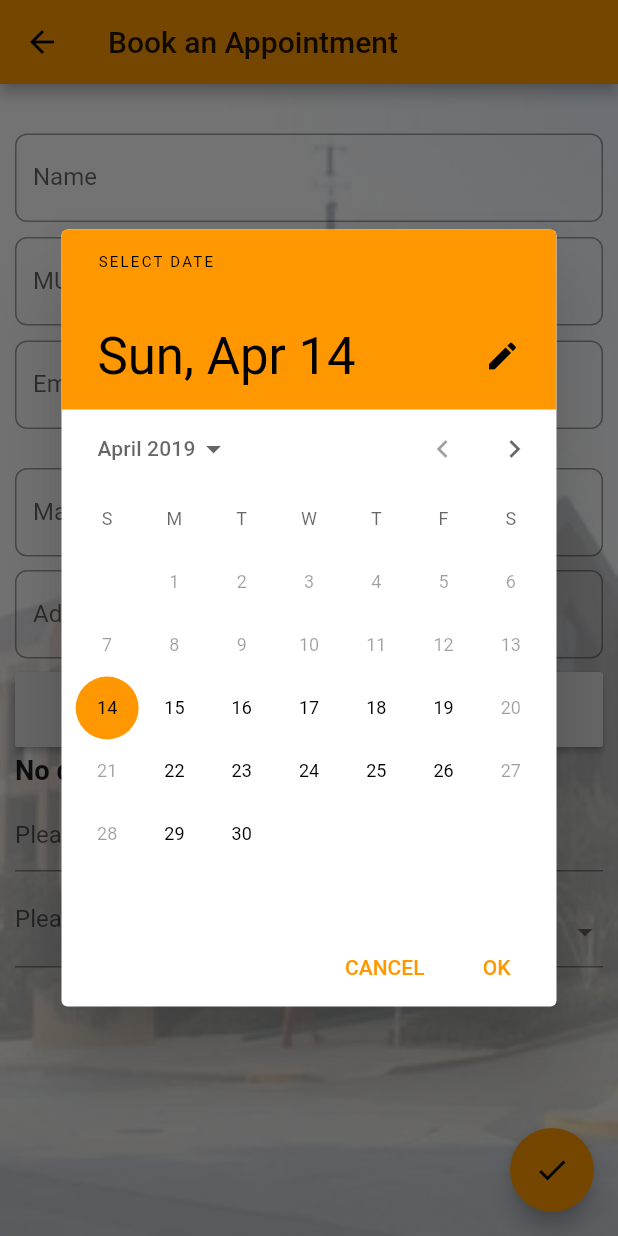
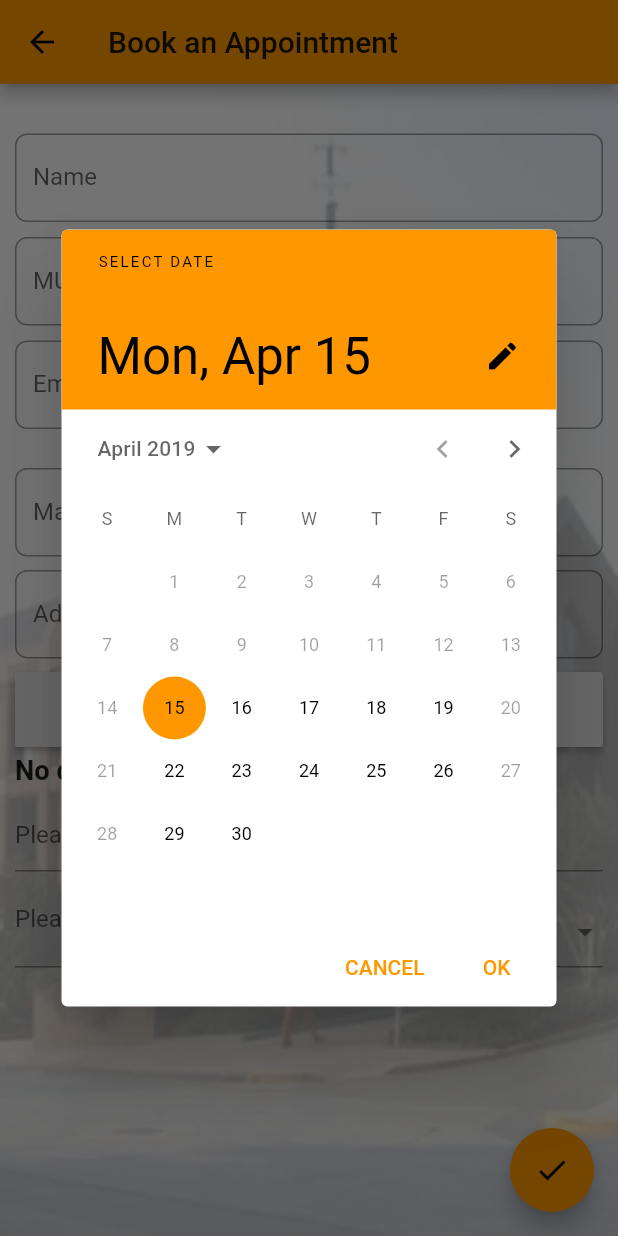
Before and after one commit to waraidev/mercer_library_app, a Flutter app: the MainForm screen opened directly, after a tap on "Select a date/time...", on a phone screen of 412 x 824 dp. Run offline on Flutter 3.47's test engine with Material 2 defaults, Android fonts, the phone set to English and light mode, and no system bars; our stand-ins replace cloud_firestore, flutter_secure_storage, sprintf; accounts and stored records are empty.

Commit message:
TimePicker lists times 9-5
TimePicker now lists times from 9-5 and removes any times already scheduled, but it removes times regardless of day.

```diff
--- a/mu_library_app/mu_library_app/lib/book_appt_form.dart
+++ b/mu_library_app/mu_library_app/lib/book_appt_form.dart
@@ -226,7 +226,7 @@ class _MainFormState extends State<MainForm>{
 
                   SizedBox(height: _pad - 1,),
 
-                  _timePicker(context),
+                  _timePicker2(context),
 
                   DropdownButtonHideUnderline(
                     child: InputDecorator(
@@ -288,10 +288,12 @@ class _MainFormState extends State<MainForm>{
 
   void _selectDateTime(BuildContext context) async {
     DateTime today = DateTime.now();
+    bool wDay = today.weekday == 6 || today.weekday == 7 ? false : true;
+
     final DateTime datePicked = await showDatePicker(
       context: context,
-      initialDate: today,
       firstDate: today,
+      initialDate: wDay ? today : today.add(new Duration(days: 8-today.weekday)),
       lastDate: DateTime(2101),
       selectableDayPredicate: (DateTime val) =>
       val.weekday == 6 || val.weekday == 7 ? false : true,
@@ -363,11 +365,85 @@ class _MainFormState extends State<MainForm>{
       return Container();
   }
 
+  Widget _timePicker2(BuildContext context){    //Test timePicker
+    var docs;
+    DateTime t;
+    List<TimeOfDay> _availableTimes = new List();
+    for(int i = 9; i <= 17; i++)
+      _availableTimes.add(TimeOfDay(hour: i, minute: 0));
+
+    return StreamBuilder<QuerySnapshot>(
+      stream: Firestore.instance.collection('appointments').snapshots(),
+      builder: (context, snapshot) {
+        docs = snapshot.data.documents;
+        if(!snapshot.hasData) return CircularProgressIndicator();
+        for(int i = 0; i < docs.length; i++) {
+          t = docs.elementAt(i)['datetime'].toDate();
+          _availableTimes.remove(TimeOfDay.fromDateTime(t));
+          //TODO: Make sure times are only removed for the correct day
+        }
+        //Dropdown functionality below
+        if(_isDateChosen){
+          if(_availableTimes.isEmpty){
+            return DropdownButtonHideUnderline(
+              child: InputDecorator(
+                decoration: InputDecoration(
+                  labelText: 'No times available for the chosen day.',
+                ),
+                isEmpty: true,
+                child: null,
+              ),
+            );
+          }
+          else {
+            return DropdownButtonHideUnderline(
+              child: InputDecorator(
+                decoration: InputDecoration(
+                  labelText: _selectedTime == null ?
+                  'Please select a time...' : 'Time',
+                ),
+                isEmpty: _selectedTime == null,
+                child: new DropdownButton<TimeOfDay>(
+                  value: _selectedTime,
+                  isDense: true,
+                  onChanged: (TimeOfDay newValue) {
+                    setState(() {
+                      if(newValue != _selectedTime || _selectedTime == null){
+                        _selectedTime = newValue;
+                        _rebuildSelDateTimeStr();
+                      }
+                    });
+                  },
+                  items: _availableTimes.map((TimeOfDay value){
+                    return DropdownMenuItem<TimeOfDay>(
+                      value: value,
+                      child: Text(_timeOfDayToString(value)),
+                    );
+                  }).toList(),
+                ),
+              ),
+            );
+          }
+        }
+        else
+          return DropdownButtonHideUnderline(
+            child: InputDecorator(
+              decoration: InputDecoration(
+                labelText: 'Please select a date first.',
+              ),
+              isEmpty: true,
+              child: null,
+            ),
+          );
+
+      },
+    );
+  }
+
   Widget _timePicker(BuildContext context){
     if(_isDateChosen){
-      List<TimeOfDay> _availableTimes = new List<TimeOfDay>();
+      List<TimeOfDay> _availableTimes = new List();
       _availableTimes.add(TimeOfDay.now());
-      //TODO: Populate times here
       if(_availableTimes.isEmpty){
         return DropdownButtonHideUnderline(
           child: InputDecorator(
```
